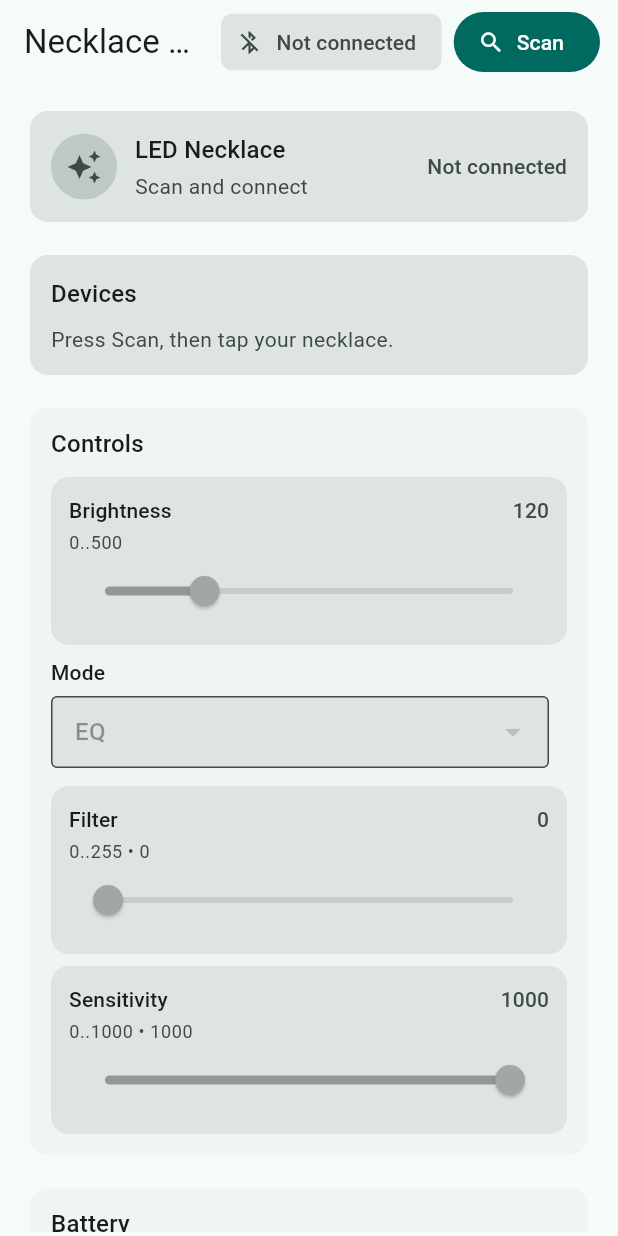
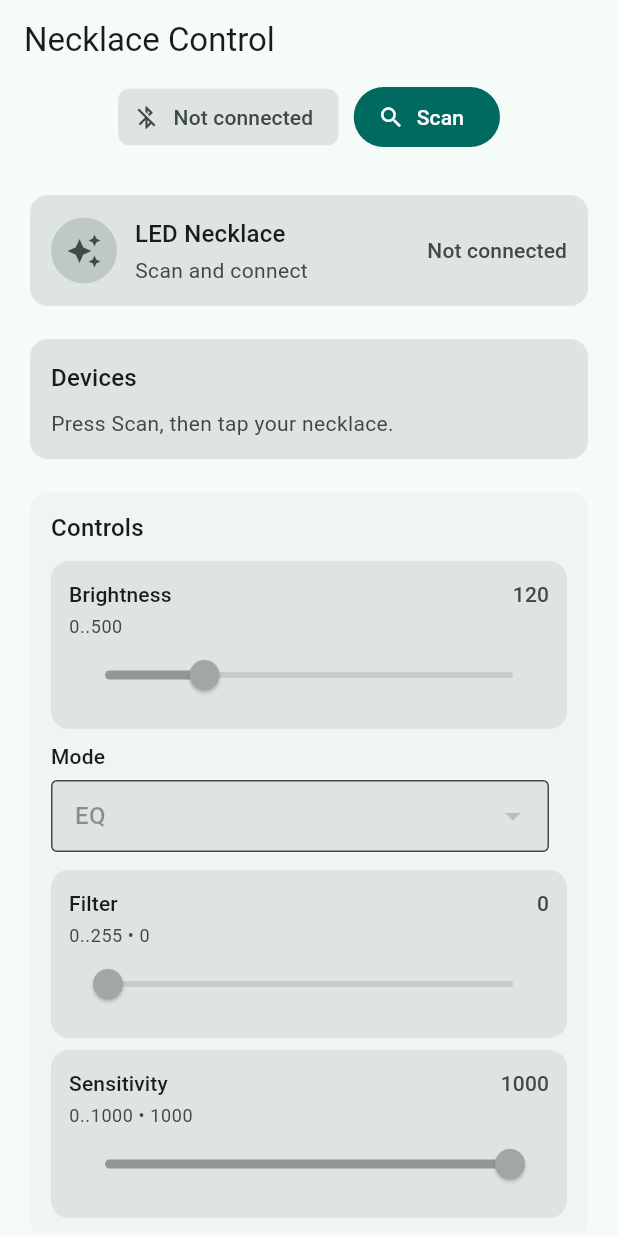
Before and after one commit to chbeeler/led_necklace_control, a Flutter app: the screen it shows after launch, on a phone screen of 412 x 824 dp. Run offline on Flutter 3.47's test engine with Material 3 defaults, Android fonts, the phone set to English and light mode, and no system bars; missing offline and left inert: universal_ble.

Commit message:
Moves connection status to bottom app bar
Moves the connection chip and scan/disconnect buttons to a bottom app bar for better visibility and layout.
This change improves the user interface by providing a dedicated space for connection-related controls.

```diff
--- a/lib/main.dart
+++ b/lib/main.dart
@@ -495,11 +495,16 @@ class _HomePageState extends State<HomePage> {
     return Scaffold(
       appBar: AppBar(
         title: const Text('Necklace Control'),
-        actions: [
-          Padding(
-            padding: const EdgeInsets.only(right: 8),
-            child: _ConnectionChip(connected: _connected, status: _status),
-          ),
+        bottom: PreferredSize(
+          preferredSize: const Size.fromHeight(56),
+          child: Padding(
+            padding: const EdgeInsets.fromLTRB(12, 0, 12, 10),
+            child: SingleChildScrollView(
+              scrollDirection: Axis.horizontal,
+              child: Row(
+                children: [
+                  _ConnectionChip(connected: _connected, status: _status),
+                  const SizedBox(width: 10),
                   if (!_connected)
                     FilledButton.icon(
                       onPressed: _busy ? null : _startScan,
@@ -512,8 +517,11 @@ class _HomePageState extends State<HomePage> {
                       icon: const Icon(Icons.link_off),
                       label: const Text('Disconnect'),
                     ),
-          const SizedBox(width: 12),
                 ],
+              ),
+            ),
+          ),
+        ),
       ),
       body: ListView(
         padding: const EdgeInsets.fromLTRB(16, 14, 16, 24),
```
Lines whose indentation alone changed are shown as unchanged.
